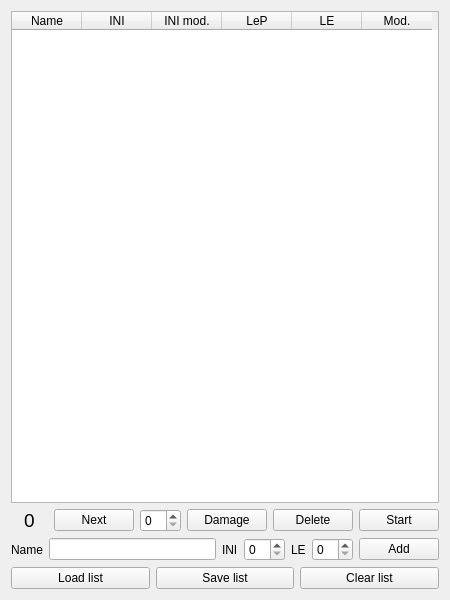
First picture: the form in UI/TurnOrderWidget.ui, repository andreassch/RPGAssistant, before the edit.
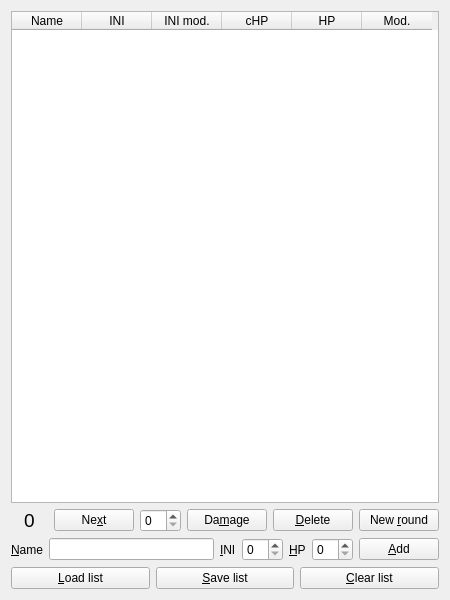
Second picture: the form after the edit.

Diff of the .ui file:
```diff
--- a/UI/TurnOrderWidget.ui
+++ b/UI/TurnOrderWidget.ui
@@ -63,7 +63,7 @@
      </column>
      <column>
       <property name="text">
-       <string>LeP</string>
+       <string>cHP</string>
       </property>
       <property name="textAlignment">
        <set>AlignCenter</set>
@@ -71,7 +71,7 @@
      </column>
      <column>
       <property name="text">
-       <string>LE</string>
+       <string>HP</string>
       </property>
       <property name="textAlignment">
        <set>AlignCenter</set>
@@ -107,7 +107,7 @@
      <item>
       <widget class="QPushButton" name="buttonNext">
        <property name="text">
-        <string>Next</string>
+        <string>Ne&amp;xt</string>
        </property>
       </widget>
      </item>
@@ -117,21 +117,21 @@
      <item>
       <widget class="QPushButton" name="buttonDamage">
        <property name="text">
-        <string>Damage</string>
+        <string>Da&amp;mage</string>
        </property>
       </widget>
      </item>
      <item>
       <widget class="QPushButton" name="buttonDelete">
        <property name="text">
-        <string>Delete</string>
+        <string>&amp;Delete</string>
        </property>
       </widget>
      </item>
      <item>
       <widget class="QPushButton" name="buttonStart">
        <property name="text">
-        <string>Start</string>
+        <string>New &amp;round</string>
        </property>
       </widget>
      </item>
@@ -142,7 +142,10 @@
      <item>
       <widget class="QLabel" name="labelName">
        <property name="text">
-        <string>Name</string>
+        <string>&amp;Name</string>
+       </property>
+       <property name="buddy">
+        <cstring>editName</cstring>
        </property>
       </widget>
      </item>
@@ -152,7 +155,10 @@
      <item>
       <widget class="QLabel" name="labelIni">
        <property name="text">
-        <string>INI</string>
+        <string>&amp;INI</string>
+       </property>
+       <property name="buddy">
+        <cstring>spinBoxIni</cstring>
        </property>
       </widget>
      </item>
@@ -162,7 +168,10 @@
      <item>
       <widget class="QLabel" name="labelLe">
        <property name="text">
-        <string>LE</string>
+        <string>&amp;HP</string>
+       </property>
+       <property name="buddy">
+        <cstring>spinBoxLe</cstring>
        </property>
       </widget>
      </item>
@@ -172,7 +181,7 @@
      <item>
       <widget class="QPushButton" name="buttonAdd">
        <property name="text">
-        <string>Add</string>
+        <string>&amp;Add</string>
        </property>
       </widget>
      </item>
@@ -183,21 +192,21 @@
      <item>
       <widget class="QPushButton" name="buttonLoad">
        <property name="text">
-        <string>Load list</string>
+        <string>&amp;Load list</string>
        </property>
       </widget>
      </item>
      <item>
       <widget class="QPushButton" name="buttonSave">
        <property name="text">
-        <string>Save list</string>
+        <string>&amp;Save list</string>
        </property>
       </widget>
      </item>
      <item>
       <widget class="QPushButton" name="buttonClear">
        <property name="text">
-        <string>Clear list</string>
+        <string>&amp;Clear list</string>
        </property>
       </widget>
      </item>
```
